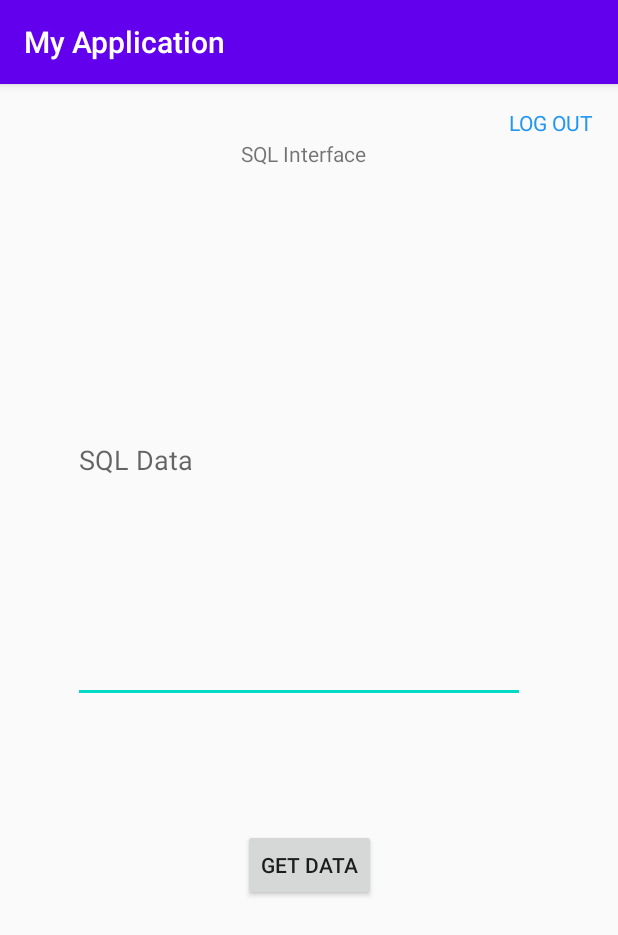
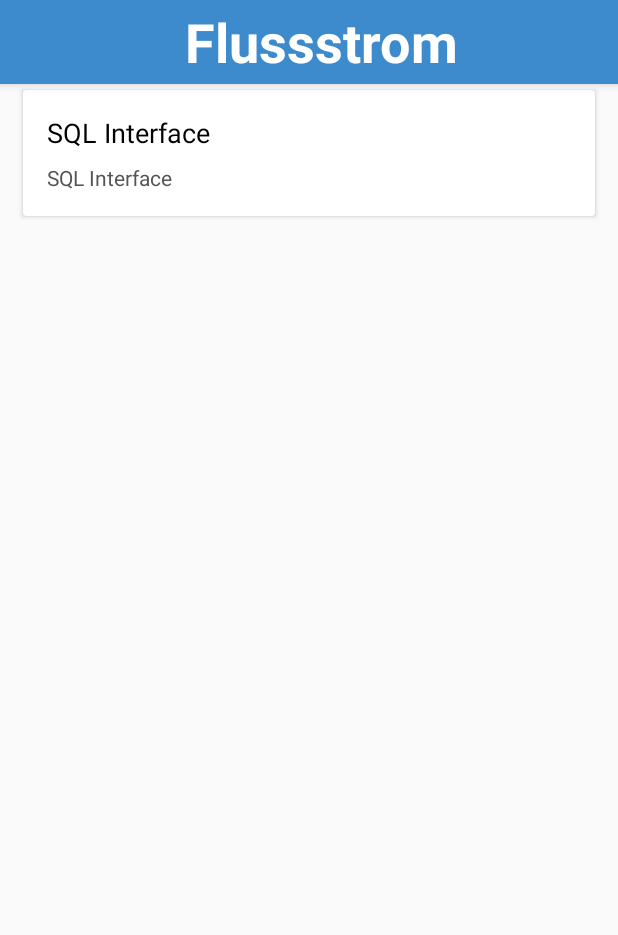
Before and after one commit to C4rist0p4/Flussstrom, an Android app: the screen it shows after launch (SqlInterface before the commit, MainActivity after it), on a phone screen of 412 x 824 dp. Shown: the top 935 px of the screen. Run offline under Robolectric (Android 15) with nearby library versions, the phone set to English and light mode, and no system bars; our stand-ins replace Firebase (no records; nobody signed in at launch, a user with empty details on screens opened directly).

Commit message:
UI adjustments

```diff
--- a/app/build.gradle
+++ b/app/build.gradle
@@ -25,7 +25,6 @@ android {
 
 dependencies {
     implementation fileTree(dir: 'libs', include: ['*.jar'])
-
     implementation 'androidx.appcompat:appcompat:1.1.0'
     implementation 'androidx.constraintlayout:constraintlayout:1.1.3'
     implementation 'com.google.android.material:material:1.1.0'
@@ -37,6 +36,8 @@ dependencies {
     implementation 'com.google.firebase:firebase-analytics:17.2.3'
     implementation 'com.google.firebase:firebase-auth:19.2.0'
     implementation 'com.google.firebase:firebase-functions:19.0.2'
+    implementation 'androidx.legacy:legacy-support-v4:1.0.0'
+    implementation "androidx.cardview:cardview:1.0.0"
 }
 
 apply plugin: 'com.google.gms.google-services'
--- /dev/null
+++ b/app/src/main/java/com/example/myapplication/LoginActivity.java
@@ -0,0 +1,80 @@
+package com.example.myapplication;
+
+import androidx.annotation.NonNull;
+import androidx.appcompat.app.AppCompatActivity;
+
+import android.content.Intent;
+import android.os.Bundle;
+import android.util.Log;
+import android.view.View;
+import android.widget.TextView;
+import android.widget.Toast;
+
+import com.google.android.gms.tasks.OnCompleteListener;
+import com.google.android.gms.tasks.Task;
+import com.google.firebase.auth.AuthResult;
+import com.google.firebase.auth.FirebaseAuth;
+import com.google.firebase.auth.FirebaseUser;
+
+
+public class LoginActivity extends AppCompatActivity {
+    private FirebaseAuth mAuth;
+
+    private TextView emailET;
+    private TextView passwordET;
+    private Intent intent;
+
+    @Override
+    protected void onCreate(Bundle savedInstanceState) {
+        super.onCreate(savedInstanceState);
+        setContentView(R.layout.login_main);
+        mAuth = FirebaseAuth.getInstance();
+
+        emailET = findViewById(R.id.emailET);
+        passwordET = findViewById(R.id.Passwor1ET);
+    }
+
+    public void onStart() {
+        super.onStart();
+        // Check if user is signed in (non-null) and update UI accordingly.
+        FirebaseUser currentUser = mAuth.getCurrentUser();
+        updateUI(currentUser);
+    }
+
+    public void signInWithEmailAndPassword(View view) {
+        String email = emailET.getText().toString();
+        String password = passwordET.getText().toString();
+
+        mAuth.signInWithEmailAndPassword(email, password)
+                .addOnCompleteListener(this, new OnCompleteListener<AuthResult>() {
+                    @Override
+                    public void onComplete(@NonNull Task<AuthResult> task) {
+                        if (task.isSuccessful()) {
+                            // Sign in success, update UI with the signed-in user's information
+                            Log.d("success", "signInWithEmail:success");
+                            FirebaseUser user = mAuth.getCurrentUser();
+                            updateUI(user);
+                        } else {
+                            // If sign in fails, display a message to the user.
+                            Log.w("failure", "signInWithEmail:failure", task.getException());
+                            Toast.makeText(LoginActivity.this, "Authentication failed.",
+                                    Toast.LENGTH_SHORT).show();
+                            updateUI(null);
+                        }
+
+                        // ...
+                    }
+                });
+
+    }
+
+    private void updateUI(FirebaseUser currentUser) {
+        intent = new Intent(this, MainActivity.class);
+        startActivity(intent);
+    }
+
+    public void createUser(View view) {
+        intent = new Intent(this, CreateUser.class);
+        startActivity(intent);
+    }
+}
--- a/app/src/main/java/com/example/myapplication/MainActivity.java
+++ b/app/src/main/java/com/example/myapplication/MainActivity.java
@@ -1,80 +1,24 @@
 package com.example.myapplication;
 
-import androidx.annotation.NonNull;
+import android.os.Bundle;
+
+import com.google.android.material.floatingactionbutton.FloatingActionButton;
+import com.google.android.material.snackbar.Snackbar;
+
 import androidx.appcompat.app.AppCompatActivity;
+import androidx.appcompat.widget.Toolbar;
 
-import android.content.Intent;
-import android.os.Bundle;
-import android.util.Log;
 import android.view.View;
-import android.widget.TextView;
-import android.widget.Toast;
-
-import com.google.android.gms.tasks.OnCompleteListener;
-import com.google.android.gms.tasks.Task;
-import com.google.firebase.auth.AuthResult;
-import com.google.firebase.auth.FirebaseAuth;
-import com.google.firebase.auth.FirebaseUser;
-
 
 public class MainActivity extends AppCompatActivity {
-    private FirebaseAuth mAuth;
-
-    private TextView emailET;
-    private TextView passwordET;
-    private Intent intent;
 
     @Override
     protected void onCreate(Bundle savedInstanceState) {
         super.onCreate(savedInstanceState);
         setContentView(R.layout.activity_main);
-        mAuth = FirebaseAuth.getInstance();
-
-        emailET = findViewById(R.id.emailET);
-        passwordET = findViewById(R.id.passwordET);
-    }
-
-    public void onStart() {
-        super.onStart();
-        // Check if user is signed in (non-null) and update UI accordingly.
-        FirebaseUser currentUser = mAuth.getCurrentUser();
-        updateUI(currentUser);
-    }
-
-    public void signInWithEmailAndPassword(View view) {
-        String email = emailET.getText().toString();
-        String password = passwordET.getText().toString();
-
-        mAuth.signInWithEmailAndPassword(email, password)
-                .addOnCompleteListener(this, new OnCompleteListener<AuthResult>() {
-                    @Override
-                    public void onComplete(@NonNull Task<AuthResult> task) {
-                        if (task.isSuccessful()) {
-                            // Sign in success, update UI with the signed-in user's information
-                            Log.d("success", "signInWithEmail:success");
-                            FirebaseUser user = mAuth.getCurrentUser();
-                            updateUI(user);
-                        } else {
-                            // If sign in fails, display a message to the user.
-                            Log.w("failure", "signInWithEmail:failure", task.getException());
-                            Toast.makeText(MainActivity.this, "Authentication failed.",
-                                    Toast.LENGTH_SHORT).show();
-                            updateUI(null);
-                        }
-
-                        // ...
-                    }
-                });
+        Toolbar toolbar = findViewById(R.id.toolbar);
+        setSupportActionBar(toolbar);
 
     }
 
-    private void updateUI(FirebaseUser currentUser) {
-        intent = new Intent(this, SqlInterface.class);
-        startActivity(intent);
-    }
-
-    public void createUser(View view) {
-        intent = new Intent(this, CreateUser.class);
-        startActivity(intent);
-    }
 }
--- /dev/null
+++ b/app/src/main/res/drawable/btn_rounded.xml
@@ -0,0 +1,5 @@
+<?xml version="1.0" encoding="utf-8"?>
+<shape xmlns:android="http://schemas.android.com/apk/res/android" android:shape="rectangle">
+    <solid android:color="#3D8BCD"/>
+    <corners android:radius="8dp"/>
+</shape>
--- a/app/src/main/res/layout/activity_main.xml
+++ b/app/src/main/res/layout/activity_main.xml
@@ -1,68 +1,65 @@
 <?xml version="1.0" encoding="utf-8"?>
-<androidx.constraintlayout.widget.ConstraintLayout xmlns:android="http://schemas.android.com/apk/res/android"
+<androidx.coordinatorlayout.widget.CoordinatorLayout xmlns:android="http://schemas.android.com/apk/res/android"
     xmlns:app="http://schemas.android.com/apk/res-auto"
     xmlns:tools="http://schemas.android.com/tools"
     android:layout_width="match_parent"
     android:layout_height="match_parent"
     tools:context=".MainActivity">
 
-    <EditText
-        android:id="@+id/passwordET"
-        android:layout_width="wrap_content"
+    <com.google.android.material.appbar.AppBarLayout
+        android:layout_width="match_parent"
         android:layout_height="wrap_content"
-        android:layout_marginTop="8dp"
-        android:ems="10"
-        android:hint="@string/password"
-        android:inputType="textPassword"
-        app:layout_constraintBottom_toBottomOf="parent"
-        app:layout_constraintEnd_toEndOf="parent"
-        app:layout_constraintStart_toStartOf="parent"
-        app:layout_constraintTop_toBottomOf="@+id/emailET"
-        app:layout_constraintVertical_bias="0.052"
-        android:autofillHints="" />
+        android:theme="@style/AppTheme.AppBarOverlay">
 
-    <EditText
-        android:id="@+id/emailET"
-        android:layout_width="wrap_content"
+        <androidx.appcompat.widget.Toolbar
+            android:id="@+id/toolbar"
+            android:background="#3D8BCD"
+            android:layout_width="match_parent"
+            android:layout_height="match_parent"
+            app:popupTheme="@style/AppTheme.PopupOverlay" >
+
+            <TextView
+                android:id="@+id/textView2"
+                android:layout_width="match_parent"
+                android:layout_height="match_parent"
+                android:gravity="center"
+                android:lineSpacingExtra="8sp"
+                android:text="@string/Flussstrom"
+                android:textColor="#FFFFFF"
+                android:textColorHighlight="#FFFFFF"
+                android:textIsSelectable="true"
+                android:textSize="36sp"
+                android:textStyle="bold" />
+        </androidx.appcompat.widget.Toolbar>
+    </com.google.android.material.appbar.AppBarLayout>
+
+    <androidx.cardview.widget.CardView
+        android:id="@+id/leistungCV"
+        android:layout_width="match_parent"
         android:layout_height="wrap_content"
-        android:layout_marginTop="24dp"
-        android:ems="10"
-        android:hint="@string/e_mail"
-        android:inputType="textEmailAddress"
-        app:layout_constraintBottom_toBottomOf="parent"
-        app:layout_constraintEnd_toEndOf="parent"
-        app:layout_constraintStart_toStartOf="parent"
-        app:layout_constraintTop_toTopOf="parent"
-        app:layout_constraintVertical_bias="0.134"
-        android:autofillHints="" />
+        android:layout_marginTop="60dp"
+        android:layout_marginHorizontal="15dp">
 
-    <Button
-        android:id="@+id/loginBt"
-        android:layout_width="wrap_content"
-        android:layout_height="wrap_content"
-        android:layout_marginTop="16dp"
-        android:onClick="signInWithEmailAndPassword"
-        android:text="@string/login"
-        app:layout_constraintBottom_toBottomOf="parent"
-        app:layout_constraintEnd_toEndOf="parent"
-        app:layout_constraintStart_toStartOf="parent"
-        app:layout_constraintTop_toBottomOf="@+id/passwordET" />
 
-    <TextView
-        android:id="@+id/registerTV"
-        android:layout_width="wrap_content"
-        android:layout_height="wrap_content"
-        android:layout_marginTop="8dp"
-        android:layout_marginEnd="8dp"
-        android:layout_marginRight="8dp"
-        android:clickable="true"
-        android:lineSpacingExtra="8sp"
-        android:onClick="createUser"
-        android:text="@string/register"
-        android:textAllCaps="true"
-        android:textColor="#2196F3"
-        app:layout_constraintEnd_toEndOf="parent"
-        app:layout_constraintTop_toTopOf="parent"
-        android:focusable="true" />
+        <LinearLayout
+            android:layout_width="match_parent"
+            android:layout_height="wrap_content"
+            android:orientation="vertical"
+            android:padding="16dp">
+            <TextView
+            android:layout_width="match_parent"
+            android:layout_height="wrap_content"
+            android:layout_marginBottom="8dp"
+            android:text="@string/sql_interface"
+            android:textColor="#000"
+            android:textSize="18sp" />
+            <TextView
+            android:layout_width="match_parent"
+            android:layout_height="wrap_content"
+            android:text="@string/sql_interface"
+            android:textColor="#555" />
 
-</androidx.constraintlayout.widget.ConstraintLayout>
+        </LinearLayout>
+    </androidx.cardview.widget.CardView>
+
+</androidx.coordinatorlayout.widget.CoordinatorLayout>
--- a/app/src/main/res/values/strings.xml
+++ b/app/src/main/res/values/strings.xml
@@ -19,4 +19,6 @@
     <string name="textview">TextView</string>
     <string name="Get_Data">Get Data</string>
     <string name="SQL_Data">SQL Data</string>
+    <string name="Flussstrom">Flussstrom</string>
+    <string name="title_activity_main">MainActivity</string>
 </resources>
```
Also changed, not shown: app/src/main/AndroidManifest.xml (+9 -4 lines), app/src/main/res/layout/activity_create_user.xml (+11 -9 lines), app/src/main/res/layout/login_main.xml (added, +118 -0 lines).
